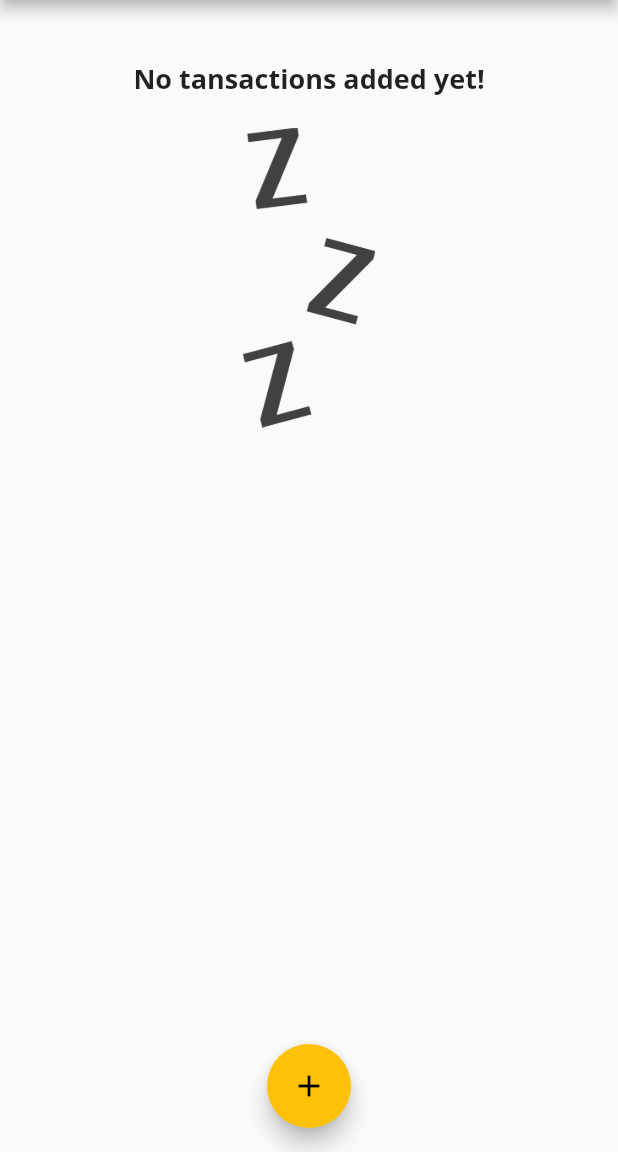
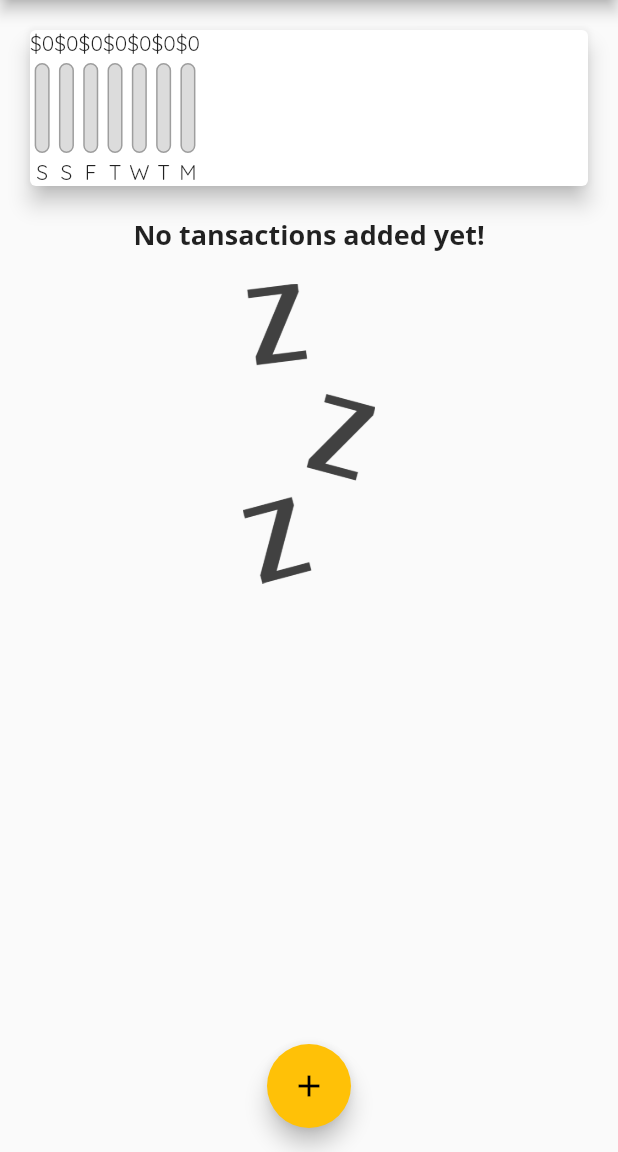
Before and after one commit to harusys/udemy, a Flutter app: the screen it shows after launch, on a phone screen of 412 x 824 dp, the part 84-1236 px from its top. Run offline on Flutter 3.47's test engine with Material 2 defaults, Android fonts, the phone set to English and light mode, and no system bars; missing offline and left inert: dart:ffi.

Commit message:
section4-x: Creating Bars for our Chart

```diff
--- a/expenses_app/lib/widgets/chart.dart
+++ b/expenses_app/lib/widgets/chart.dart
@@ -1,6 +1,7 @@
 import 'package:flutter/material.dart';
 import 'package:intl/intl.dart';
 
+import './chart_bar.dart';
 import '../models/transaction.dart';
 
 class Chart extends StatelessWidget {
@@ -23,24 +24,35 @@ class Chart extends StatelessWidget {
         }
       }
 
-      print(DateFormat.E().format(weekDay));
-      print(totalSum);
-
       return {
-        'day': DateFormat.E().format(weekDay),
+        'day': DateFormat.E().format(weekDay).substring(0, 1),
         'amount': totalSum,
       };
     });
   }
 
+  double get totalSpending {
+    return groupedTransactionValues.fold(
+      0.0,
+      (sum, item) => sum + (item['amount'] as double),
+    );
+  }
+
   @override
   Widget build(BuildContext context) {
-    print(groupedTransactionValues);
     return Card(
       elevation: 6,
       margin: EdgeInsets.all(20),
       child: Row(
-        children: <Widget>[],
+        children: groupedTransactionValues
+            .map((data) => ChartBar(
+                  data['day'] as String,
+                  data['amount'] as double,
+                  totalSpending == 0.0
+                      ? 0.0
+                      : (data['amount'] as double) / totalSpending,
+                ))
+            .toList(),
       ),
     );
   }
--- /dev/null
+++ b/expenses_app/lib/widgets/chart_bar.dart
@@ -0,0 +1,58 @@
+import 'dart:ffi';
+
+import 'package:flutter/material.dart';
+
+class ChartBar extends StatelessWidget {
+  final String label;
+  final double spendingAmount;
+  final double spendingPctOfTotal;
+
+  ChartBar(
+    this.label,
+    this.spendingAmount,
+    this.spendingPctOfTotal,
+  );
+
+  @override
+  Widget build(BuildContext context) {
+    return Column(
+      children: <Widget>[
+        Text('\$${spendingAmount.toStringAsFixed(0)}'),
+        SizedBox(
+          height: 4,
+        ),
+        Container(
+          height: 60,
+          width: 10,
+          // Stack は順にウィジェットを重ねる
+          child: Stack(
+            children: <Widget>[
+              // グラフの枠
+              Container(
+                decoration: BoxDecoration(
+                  border: Border.all(color: Colors.grey, width: 1.0),
+                  color: Color.fromRGBO(220, 220, 220, 1),
+                  borderRadius: BorderRadius.circular(10),
+                ),
+              ),
+              // グラフの中身
+              FractionallySizedBox(
+                heightFactor: spendingPctOfTotal,
+                child: Container(
+                  decoration: BoxDecoration(
+                    color: Theme.of(context).primaryColor,
+                    borderRadius: BorderRadius.circular(10),
+                  ),
+                ),
+              )
+            ],
+          ),
+        ),
+        SizedBox(
+          height: 4,
+        ),
+        Text(label),
+      ],
+    );
+  }
+}
```
